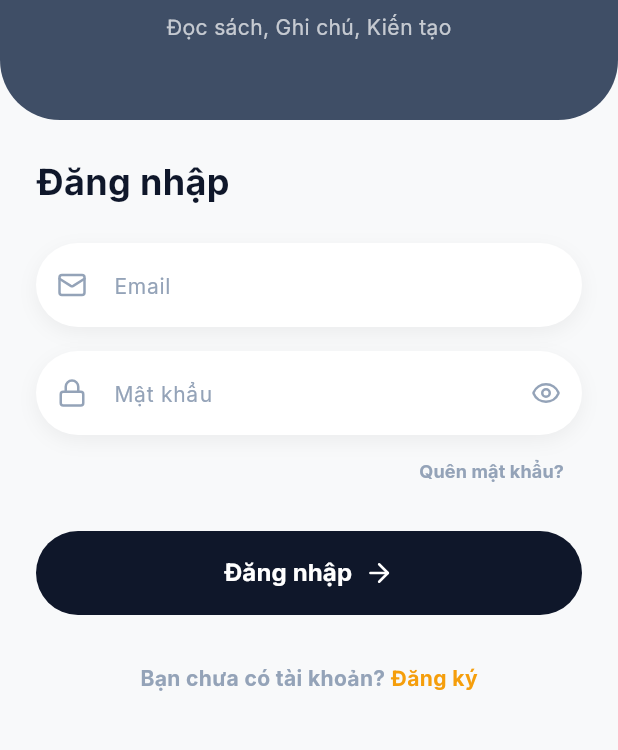
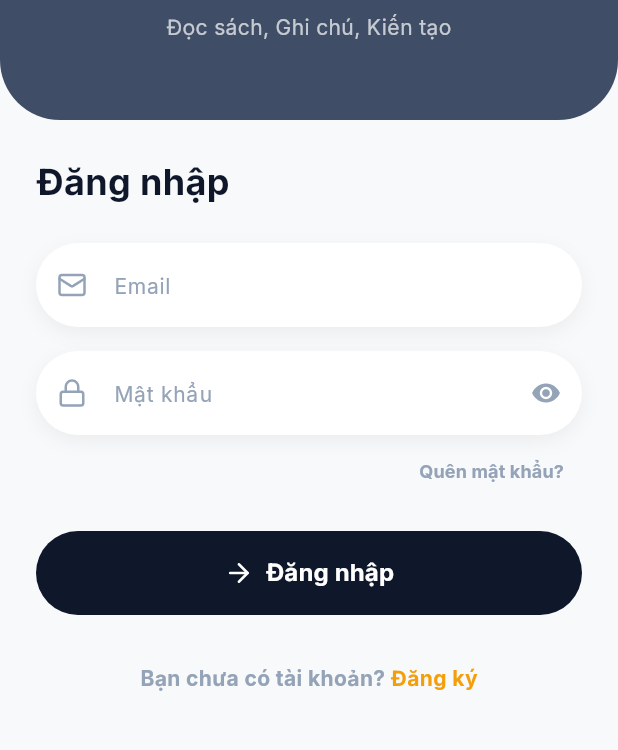
Before and after one commit to Dung151204/Du_An_Tram_Doc, a Flutter app: the screen it shows after launch, on a phone screen of 412 x 824 dp, the part 330-1080 px from its top. Run offline on Flutter 3.47's test engine with Material 3 defaults, Android fonts, the phone set to English and light mode, and no system bars; our stand-ins replace google_fonts, lucide_icons.

Commit message:
Tai cau truc thu muc va them widget moi

```diff
--- a/lib/main_wrapper.dart
+++ b/lib/main_wrapper.dart
@@ -3,8 +3,8 @@ import 'package:lucide_icons/lucide_icons.dart';
 import 'core/constants/app_colors.dart';
 import 'screens/home/home_screen.dart';
 import 'screens/add_book/add_book_sheet.dart';
-import 'screens/home/community_screen.dart';
-import 'screens/home/profile_screen.dart';
+import 'screens/community/community_screen.dart';
+import 'screens/profile/profile_screen.dart';
 import 'screens/review/review_screen.dart';
 
 class MainWrapper extends StatefulWidget {
--- a/lib/screens/auth/login_screen.dart
+++ b/lib/screens/auth/login_screen.dart
@@ -1,10 +1,16 @@
+// File: lib/screens/auth/login_screen.dart
 import 'package:flutter/material.dart';
 import 'package:lucide_icons/lucide_icons.dart';
+// Import đường dẫn mới
 import '../../core/constants/app_colors.dart';
-import '../../main_wrapper.dart';
+import '../../widgets/custom_button.dart';
+import '../../widgets/custom_textfield.dart';
 import 'register_screen.dart';
 import 'forgot_password_screen.dart';
-import 'forgot_password_screen.dart';
+
+// Giả định MainWrapper đang ở thư mục gốc lib (bạn kiểm tra lại đường dẫn file này nhé)
+import '../../main_wrapper.dart';
+
 class LoginScreen extends StatefulWidget {
   const LoginScreen({super.key});
 
@@ -13,7 +19,9 @@ class LoginScreen extends StatefulWidget {
 }
 
 class _LoginScreenState extends State<LoginScreen> {
-  bool _isObscure = true; // Ẩn/hiện mật khẩu
+  // Controller để lấy dữ liệu nhập vào (Mới thêm)
+  final TextEditingController _emailController = TextEditingController();
+  final TextEditingController _passController = TextEditingController();
 
   @override
   Widget build(BuildContext context) {
@@ -22,12 +30,12 @@ class _LoginScreenState extends State<LoginScreen> {
       body: SingleChildScrollView(
         child: Column(
           children: [
-            // 1. HEADER (Phần màu xanh đậm cong cong)
+            // 1. HEADER
             Container(
               height: 300,
               width: double.infinity,
               decoration: const BoxDecoration(
-                color: Color(0xFF3F4E66), // Màu nền header khớp ảnh
+                color: Color(0xFF3F4E66),
                 borderRadius: BorderRadius.only(
                   bottomLeft: Radius.circular(40),
                   bottomRight: Radius.circular(40),
@@ -37,7 +45,6 @@ class _LoginScreenState extends State<LoginScreen> {
                 mainAxisAlignment: MainAxisAlignment.center,
                 children: [
                   const SizedBox(height: 40),
-                  // Logo/Icon sách
                   Container(
                     padding: const EdgeInsets.all(16),
                     decoration: BoxDecoration(
@@ -69,18 +76,22 @@ class _LoginScreenState extends State<LoginScreen> {
                   const Text("Đăng nhập", style: TextStyle(fontSize: 24, fontWeight: FontWeight.bold, color: AppColors.textDark)),
                   const SizedBox(height: 24),
 
-                  // Input Email
-                  _buildTextField(label: "Email", icon: LucideIcons.mail),
+                  // --- DÙNG WIDGET MỚI Ở ĐÂY ---
+                  CustomTextField(
+                    label: "Email",
+                    icon: LucideIcons.mail,
+                    controller: _emailController,
+                  ),
                   const SizedBox(height: 16),
 
-                  // Input Mật khẩu
-                  _buildTextField(
+                  CustomTextField(
                     label: "Mật khẩu",
                     icon: LucideIcons.lock,
                     isPassword: true,
+                    controller: _passController,
                   ),
+                  // -----------------------------
 
-                  // Quên mật khẩu?
                   Align(
                     alignment: Alignment.centerRight,
                     child: TextButton(
@@ -92,34 +103,18 @@ class _LoginScreenState extends State<LoginScreen> {
                   ),
                   const SizedBox(height: 16),
 
-                  // Nút Đăng nhập
-                  SizedBox(
-                    width: double.infinity,
-                    height: 56,
-                    child: ElevatedButton(
-                      onPressed: () {
-                        // Chuyển vào màn hình chính (Home)
-                        Navigator.pushReplacement(context, MaterialPageRoute(builder: (context) => const MainWrapper()));
-                      },
-                      style: ElevatedButton.styleFrom(
-                        backgroundColor: AppColors.primary,
-                        shape: RoundedRectangleBorder(borderRadius: BorderRadius.circular(30)),
-                        elevation: 0,
-                      ),
-                      child: const Row(
-                        mainAxisAlignment: MainAxisAlignment.center,
-                        children: [
-                          Text("Đăng nhập", style: TextStyle(color: Colors.white, fontSize: 16, fontWeight: FontWeight.bold)),
-                          SizedBox(width: 8),
-                          Icon(LucideIcons.arrowRight, color: Colors.white, size: 20)
-                        ],
-                      ),
-                    ),
+                  // --- DÙNG NÚT BẤM MỚI Ở ĐÂY ---
+                  CustomButton(
+                    text: "Đăng nhập",
+                    icon: LucideIcons.arrowRight,
+                    onPressed: () {
+                      // Logic đăng nhập sau này sẽ viết ở đây
+                      Navigator.pushReplacement(context, MaterialPageRoute(builder: (context) => const MainWrapper()));
+                    },
                   ),
+                  // -----------------------------
 
                   const SizedBox(height: 32),
-
-                  // Footer: Chưa có tài khoản?
                   Row(
                     mainAxisAlignment: MainAxisAlignment.center,
                     children: [
@@ -140,31 +135,4 @@ class _LoginScreenState extends State<LoginScreen> {
       ),
     );
   }
-
-  // Widget con để vẽ ô nhập liệu cho đẹp
-  Widget _buildTextField({required String label, required IconData icon, bool isPassword = false}) {
-    return Container(
-      decoration: BoxDecoration(
-        color: Colors.white,
-        borderRadius: BorderRadius.circular(30),
-        boxShadow: [BoxShadow(color: Colors.black.withOpacity(0.05), blurRadius: 10, offset: const Offset(0, 4))],
-      ),
-      child: TextField(
-        obscureText: isPassword ? _isObscure : false,
-        decoration: InputDecoration(
-          hintText: label,
-          hintStyle: const TextStyle(color: AppColors.textGrey, fontSize: 14),
-          prefixIcon: Icon(icon, color: AppColors.textGrey, size: 20),
-          suffixIcon: isPassword
-              ? IconButton(
-            icon: Icon(_isObscure ? LucideIcons.eye : LucideIcons.eyeOff, color: AppColors.textGrey, size: 20),
-            onPressed: () => setState(() => _isObscure = !_isObscure),
-          )
-              : null,
-          border: InputBorder.none,
-          contentPadding: const EdgeInsets.symmetric(horizontal: 20, vertical: 16),
-        ),
-      ),
-    );
-  }
 }
--- a/lib/screens/home/home_screen.dart
+++ b/lib/screens/home/home_screen.dart
@@ -1,8 +1,8 @@
 import 'package:flutter/material.dart';
 import 'package:lucide_icons/lucide_icons.dart';
 import '../../core/constants/app_colors.dart';
-import 'book_detail_screen.dart'; // Màn hình chi tiết sách đang đọc
-import 'book_preview_screen.dart'; // Màn hình xem trước sách khám phá (MỚI)
+import '../book_details/book_detail_screen.dart'; // Màn hình chi tiết sách đang đọc
+import '../book_details/book_preview_screen.dart'; // Màn hình xem trước sách khám phá (MỚI)
 
 class HomeScreen extends StatefulWidget {
   const HomeScreen({super.key});
--- /dev/null
+++ b/lib/widgets/custom_button.dart
@@ -0,0 +1,55 @@
+// File: lib/widgets/custom_button.dart
+import 'package:flutter/material.dart';
+import '../core/constants/app_colors.dart';
+
+class CustomButton extends StatelessWidget {
+  final String text;
+  final VoidCallback onPressed;
+  final Color color;
+  final Color textColor;
+  final IconData? icon;
+
+  const CustomButton({
+    super.key,
+    required this.text,
+    required this.onPressed,
+    this.color = AppColors.primary,
+    this.textColor = Colors.white,
+    this.icon,
+  });
+
+  @override
+  Widget build(BuildContext context) {
+    return SizedBox(
+      width: double.infinity,
+      height: 56,
+      child: ElevatedButton(
+        onPressed: onPressed,
+        style: ElevatedButton.styleFrom(
+          backgroundColor: color,
+          shape: RoundedRectangleBorder(
+            borderRadius: BorderRadius.circular(30),
+          ),
+          elevation: 0,
+        ),
+        child: Row(
+          mainAxisAlignment: MainAxisAlignment.center,
+          children: [
+            if (icon != null) ...[
+              Icon(icon, color: textColor, size: 20),
+              const SizedBox(width: 8),
+            ],
+            Text(
+              text,
+              style: TextStyle(
+                color: textColor,
+                fontSize: 16,
+                fontWeight: FontWeight.bold,
+              ),
+            ),
+          ],
+        ),
+      ),
+    );
+  }
+}
--- /dev/null
+++ b/lib/widgets/custom_textfield.dart
@@ -0,0 +1,62 @@
+import 'package:flutter/material.dart';
+import '../core/constants/app_colors.dart'; // Nhớ trỏ đúng đường dẫn màu
+
+class CustomTextField extends StatefulWidget {
+  final String label;
+  final IconData icon;
+  final bool isPassword;
+  final TextEditingController? controller; // Thêm cái này để lấy dữ liệu nhập
+
+  const CustomTextField({
+    super.key,
+    required this.label,
+    required this.icon,
+    this.isPassword = false,
+    this.controller,
+  });
+
+  @override
+  State<CustomTextField> createState() => _CustomTextFieldState();
+}
+
+class _CustomTextFieldState extends State<CustomTextField> {
+  bool _isObscure = true;
+
+  @override
+  Widget build(BuildContext context) {
+    return Container(
+      decoration: BoxDecoration(
+        color: Colors.white,
+        borderRadius: BorderRadius.circular(30),
+        boxShadow: [
+          BoxShadow(
+            color: Colors.black.withOpacity(0.05),
+            blurRadius: 10,
+            offset: const Offset(0, 4),
+          )
+        ],
+      ),
+      child: TextField(
+        controller: widget.controller,
+        obscureText: widget.isPassword ? _isObscure : false,
+        decoration: InputDecoration(
+          hintText: widget.label,
+          hintStyle: const TextStyle(color: AppColors.textGrey, fontSize: 14),
+          prefixIcon: Icon(widget.icon, color: AppColors.textGrey, size: 20),
+          suffixIcon: widget.isPassword
+              ? IconButton(
+            icon: Icon(
+              _isObscure ? Icons.visibility : Icons.visibility_off, // Dùng icon có sẵn hoặc Lucide
+              color: AppColors.textGrey,
+              size: 20,
+            ),
+            onPressed: () => setState(() => _isObscure = !_isObscure),
+          )
+              : null,
+          border: InputBorder.none,
+          contentPadding: const EdgeInsets.symmetric(horizontal: 20, vertical: 16),
+        ),
+      ),
+    );
+  }
+}
--- a/pubspec.yaml
+++ b/pubspec.yaml
@@ -44,6 +44,8 @@ dependencies:
 
   # Icon mặc định của iOS
   cupertino_icons: ^1.0.2
+  provider: ^6.1.5+1
+  http: ^1.6.0
 
 dev_dependencies:
   flutter_test:
@@ -57,4 +59,4 @@ flutter:
   # Bạn nhớ tạo đúng 2 thư mục này trong project nhé!
   assets:
     - assets/images/
-    - assets/icons/
+#    - assets/icons/
```
Also changed, not shown: lib/models/book_model.dart (added, +27 -0 lines), lib/screens/book_details/book_detail_screen.dart (renamed from lib/screens/home/book_preview_screen.dart, +60 -55 lines), lib/screens/book_details/book_preview_screen.dart (renamed from lib/screens/home/book_detail_screen.dart, +55 -60 lines), lib/widgets/book_card.dart (added, +149 -0 lines), lib/widgets/star_rating.dart (added, +38 -0 lines), lib/screens/book_details/rating_screen.dart (renamed from lib/screens/home/rating_screen.dart), lib/screens/community/community_screen.dart (renamed from lib/screens/home/community_screen.dart), lib/screens/profile/profile_screen.dart (renamed from lib/screens/home/profile_screen.dart), lib/screens/reading/reading_screen.dart (renamed from lib/screens/home/reading_screen.dart), lib/services/database_service.dart (added), pubspec.lock.
